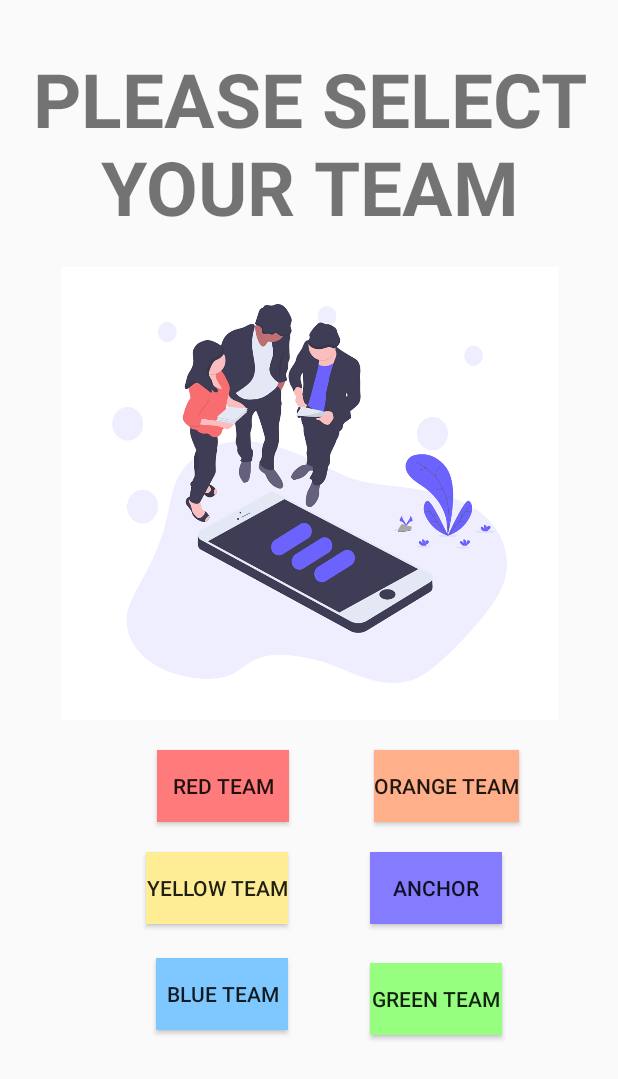
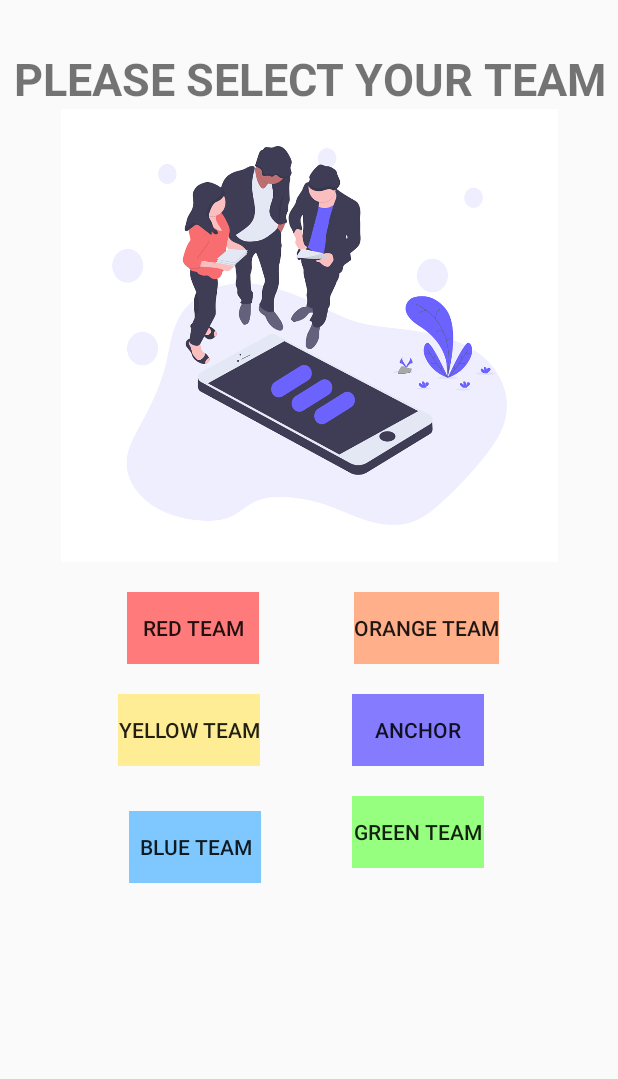
Before and after one commit to BeingTiger007/MyQuizApp, an Android app: the SelectTeam screen opened directly, with no data from a screen before it, on a phone screen of 412 x 824 dp. Shown: the top 1079 px of the screen. Run offline under Robolectric (Android 15) with nearby library versions, the light colour scheme and no system bars.

```diff
--- a/app/src/main/AndroidManifest.xml
+++ b/app/src/main/AndroidManifest.xml
@@ -4,6 +4,8 @@
 
     <application
         android:allowBackup="true"
+        android:hardwareAccelerated="false"
+        android:largeHeap="true"
         android:icon="@mipmap/ic_launcher"
         android:label="@string/app_name"
         android:roundIcon="@mipmap/ic_launcher_round"
--- a/app/src/main/res/layout/activity_select_team.xml
+++ b/app/src/main/res/layout/activity_select_team.xml
@@ -6,32 +6,51 @@
     android:layout_height="match_parent"
     tools:context=".SelectTeam">
 
+
     <TextView
         android:id="@+id/textView1"
         android:layout_width="wrap_content"
         android:layout_height="wrap_content"
         android:layout_marginTop="32dp"
-        android:text="PLEASE SELECT\nYOUR TEAM"
+        android:text="@string/please_select_nyour_team"
         android:textAlignment="center"
-        android:textSize="50dp"
+        android:textSize="30sp"
         android:textStyle="bold"
+        app:layout_constraintBottom_toBottomOf="parent"
         app:layout_constraintEnd_toEndOf="parent"
-        app:layout_constraintHorizontal_bias="0.493"
+        app:layout_constraintHorizontal_bias="0.487"
         app:layout_constraintStart_toStartOf="parent"
-        app:layout_constraintTop_toTopOf="parent">
+        app:layout_constraintTop_toTopOf="parent"
+        app:layout_constraintVertical_bias="0.0">
 
     </TextView>
-
 
     <ImageView
         android:id="@+id/imageView"
         android:layout_width="331dp"
         android:layout_height="302dp"
-        android:layout_marginTop="20dp"
         android:background="@drawable/undraw_mobile_testing_reah"
+        android:contentDescription="@string/todo"
+        app:layout_constraintBottom_toBottomOf="parent"
         app:layout_constraintEnd_toEndOf="parent"
         app:layout_constraintStart_toStartOf="parent"
-        app:layout_constraintTop_toBottomOf="@+id/textView1"></ImageView>
+        app:layout_constraintTop_toBottomOf="@+id/textView1"
+        app:layout_constraintVertical_bias="0.0"></ImageView>
+
+    <Button
+        android:id="@+id/buttonYellow"
+        android:layout_width="wrap_content"
+        android:layout_height="wrap_content"
+        android:layout_marginTop="20dp"
+        android:layout_marginEnd="32dp"
+        android:background="@color/colorYellow"
+        android:text="@string/yellow_team"
+        app:layout_constraintBottom_toBottomOf="parent"
+        app:layout_constraintEnd_toStartOf="@+id/buttonAnchor"
+        app:layout_constraintHorizontal_bias="0.726"
+        app:layout_constraintStart_toStartOf="parent"
+        app:layout_constraintTop_toBottomOf="@+id/buttonRed"
+        app:layout_constraintVertical_bias="0.0" />
 
     <Button
         android:id="@+id/buttonRed"
@@ -39,12 +58,14 @@
         android:layout_height="wrap_content"
         android:layout_marginStart="68dp"
         android:layout_marginTop="20dp"
-        android:text="Red team"
         android:background="@color/colorRed"
+        android:text="@string/red_team"
+        app:layout_constraintBottom_toBottomOf="parent"
         app:layout_constraintEnd_toStartOf="@+id/buttonOrange"
-        app:layout_constraintHorizontal_bias="0.39"
+        app:layout_constraintHorizontal_bias="0.211"
         app:layout_constraintStart_toStartOf="parent"
-        app:layout_constraintTop_toBottomOf="@+id/imageView" />
+        app:layout_constraintTop_toBottomOf="@+id/imageView"
+        app:layout_constraintVertical_bias="0.0" />
 
     <Button
         android:id="@+id/buttonBlue"
@@ -53,13 +74,43 @@
         android:layout_marginStart="80dp"
         android:layout_marginTop="20dp"
         android:background="@color/colorBlue"
-        android:text="Blue team"
+        android:text="@string/blue_team"
         app:layout_constraintBottom_toBottomOf="parent"
         app:layout_constraintEnd_toStartOf="@+id/buttonGreen"
-        app:layout_constraintHorizontal_bias="0.307"
+        app:layout_constraintHorizontal_bias="0.089"
         app:layout_constraintStart_toStartOf="parent"
         app:layout_constraintTop_toBottomOf="@+id/buttonYellow"
-        app:layout_constraintVertical_bias="0.021" />
+        app:layout_constraintVertical_bias="0.042" />
+
+    <Button
+        android:id="@+id/buttonAnchor"
+        android:layout_width="wrap_content"
+        android:layout_height="wrap_content"
+        android:layout_marginTop="20dp"
+        android:layout_marginEnd="56dp"
+        android:background="@color/colorPurple"
+        android:text="@string/anchor"
+        app:layout_constraintBottom_toBottomOf="parent"
+        app:layout_constraintEnd_toEndOf="parent"
+        app:layout_constraintHorizontal_bias="0.876"
+        app:layout_constraintStart_toStartOf="parent"
+        app:layout_constraintTop_toBottomOf="@+id/buttonOrange"
+        app:layout_constraintVertical_bias="0.0" />
+
+    <Button
+        android:id="@+id/buttonOrange"
+        android:layout_width="wrap_content"
+        android:layout_height="wrap_content"
+        android:layout_marginTop="20dp"
+        android:layout_marginEnd="56dp"
+        android:background="@color/colorOrange"
+        android:text="@string/orange_team"
+        app:layout_constraintBottom_toBottomOf="parent"
+        app:layout_constraintEnd_toEndOf="parent"
+        app:layout_constraintHorizontal_bias="0.91"
+        app:layout_constraintStart_toStartOf="parent"
+        app:layout_constraintTop_toBottomOf="@+id/imageView"
+        app:layout_constraintVertical_bias="0.0" />
 
     <Button
         android:id="@+id/buttonGreen"
@@ -68,51 +119,12 @@
         android:layout_marginTop="20dp"
         android:layout_marginEnd="16dp"
         android:background="@color/colorGreen"
-        android:text="Green team"
+        android:text="@string/green_team"
         app:layout_constraintBottom_toBottomOf="parent"
         app:layout_constraintEnd_toEndOf="parent"
-        app:layout_constraintHorizontal_bias="0.801"
+        app:layout_constraintHorizontal_bias="0.762"
         app:layout_constraintStart_toStartOf="parent"
         app:layout_constraintTop_toBottomOf="@+id/buttonAnchor"
-        app:layout_constraintVertical_bias="0.042" />
-
-    <Button
-        android:id="@+id/buttonYellow"
-        android:layout_width="wrap_content"
-        android:layout_height="wrap_content"
-        android:layout_marginTop="20dp"
-        android:layout_marginEnd="32dp"
-        android:background="@color/colorYellow"
-        android:text="Yellow team"
-        app:layout_constraintEnd_toStartOf="@+id/buttonAnchor"
-        app:layout_constraintHorizontal_bias="0.813"
-        app:layout_constraintStart_toStartOf="parent"
-        app:layout_constraintTop_toBottomOf="@+id/buttonRed" />
-
-    <Button
-        android:id="@+id/buttonOrange"
-        android:layout_width="wrap_content"
-        android:layout_height="wrap_content"
-        android:layout_marginTop="20dp"
-        android:layout_marginEnd="56dp"
-        android:text="Orange team"
-        android:background="@color/colorOrange"
-        app:layout_constraintEnd_toEndOf="parent"
-        app:layout_constraintHorizontal_bias="0.961"
-        app:layout_constraintStart_toStartOf="parent"
-        app:layout_constraintTop_toBottomOf="@+id/imageView" />
-
-    <Button
-        android:id="@+id/buttonAnchor"
-        android:layout_width="wrap_content"
-        android:layout_height="wrap_content"
-        android:layout_marginTop="20dp"
-        android:layout_marginEnd="56dp"
-        android:text="anchor"
-        android:background="@color/colorPurple"
-        app:layout_constraintEnd_toEndOf="parent"
-        app:layout_constraintHorizontal_bias="0.921"
-        app:layout_constraintStart_toStartOf="parent"
-        app:layout_constraintTop_toBottomOf="@+id/buttonOrange" />
+        app:layout_constraintVertical_bias="0.0" />
 
 </androidx.constraintlayout.widget.ConstraintLayout>
--- a/app/src/main/res/values/strings.xml
+++ b/app/src/main/res/values/strings.xml
@@ -1,4 +1,19 @@
 <resources>
     <string name="app_name">MyQuizApp</string>
     <string name="enabled">Enabled</string>
+    <string name="ltr_soft_nquiz_game">LTR SOFT\nQUIZ GAME</string>
+    <string name="next">next</string>
+    <string name="please_select_nyour_team">PLEASE SELECT YOUR TEAM</string>
+    <string name="red_team">Red team</string>
+    <string name="anchor">anchor</string>
+    <string name="orange_team">Orange team</string>
+    <string name="blue_team">Blue team</string>
+    <string name="green_team">Green team</string>
+    <string name="yellow_team">Yellow team</string>
+    <string name="todo">TODO</string>
+    <string name="about_us">About Us</string>
+    <string name="amol_kharose">Amol Kharose</string>
+    <string name="b_sc_cs_ty_a">B.Sc. CS TY A</string>
+    <string name="aslam_shaikh">Aslam Shaikh</string>
+    <string name="omkesh_munde">Omkesh Munde</string>
 </resources>
```
Also changed, not shown: app/src/main/java/com/example/myquizapp/MainActivity.java (+10 -0 lines), app/src/main/res/layout/activity_about.xml (+37 -26 lines), app/src/main/res/layout/activity_main.xml (+25 -8 lines), app/src/main/res/drawable/amol.jpg (deleted), app/src/main/res/drawable/amolcomp.jpg (added), app/src/main/res/drawable/aslam.png (deleted), app/src/main/res/drawable/aslamcomp.jpg (added), app/src/main/res/drawable/omkesh.jpg (deleted), app/src/main/res/drawable/omkeshcomp.jpg (added), 1 other file.
